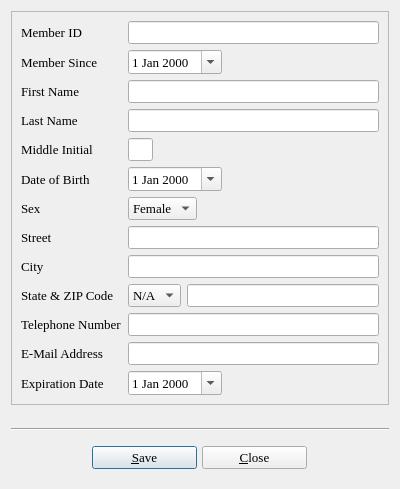
Old version of the form userinfo.ui in the repository textbrowser/biblioteq.
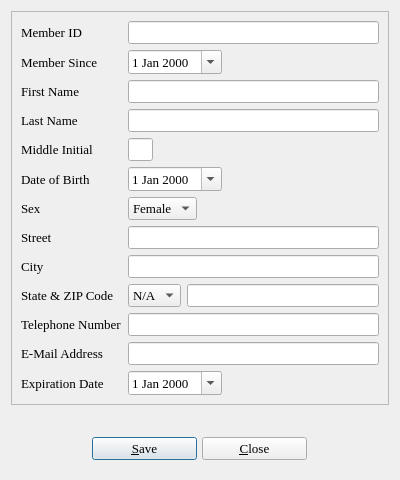
New version of the form. Icons and pictures are not drawn.

Diff of the .ui file:
```diff
--- a/userinfo.ui
+++ b/userinfo.ui
@@ -7,7 +7,7 @@
     <x>0</x>
     <y>0</y>
     <width>400</width>
-    <height>489</height>
+    <height>480</height>
    </rect>
   </property>
   <property name="font">
@@ -789,13 +789,6 @@
      </property>
     </spacer>
    </item>
-   <item>
-    <widget class="Line" name="line">
-     <property name="orientation">
-      <enum>Qt::Horizontal</enum>
-     </property>
-    </widget>
-   </item>
    <item>
     <layout class="QHBoxLayout">
      <property name="spacing">
```
